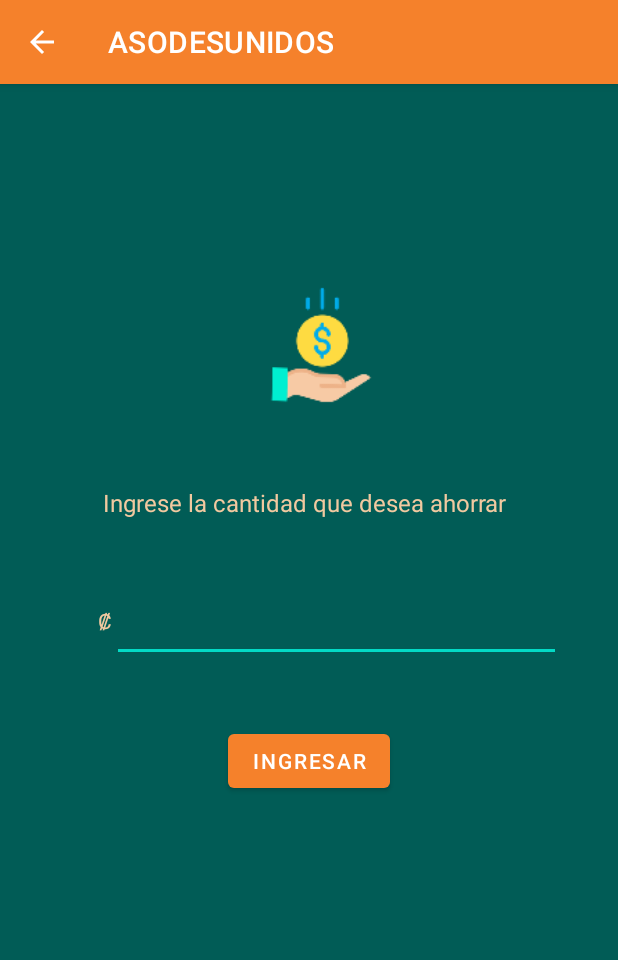
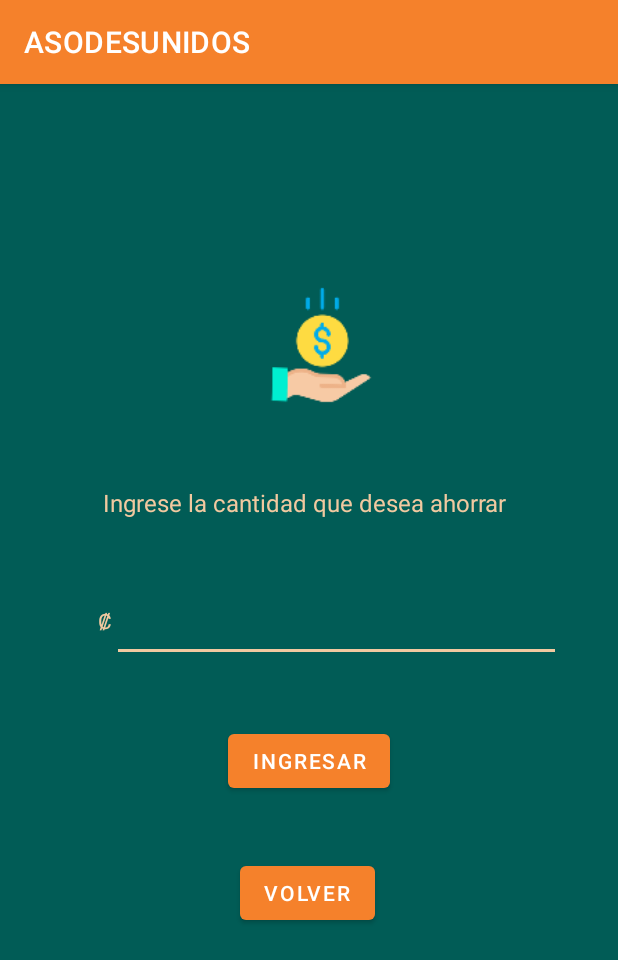
Before and after one commit to adriansm1222/asodesunidosRep, an Android app: the IngresaAhorro screen opened directly, with no data from a screen before it, on a phone screen of 412 x 824 dp. Shown: the top 960 px of the screen. Run offline under Robolectric (Android 15) with nearby library versions, the light colour scheme and no system bars; 1 statement that could not run was skipped.

Commit message:
Cambios finales Leo

```diff
--- a/ASODESUNIDOS/app/src/main/AndroidManifest.xml
+++ b/ASODESUNIDOS/app/src/main/AndroidManifest.xml
@@ -13,12 +13,10 @@
         tools:targetApi="31">
         <activity
             android:name=".IngresaAhorro"
-            android:exported="false"
-            android:parentActivityName="GestionaAhorros"/>
+            android:exported="false"/>
         <activity
             android:name=".GestionaAhorros"
-            android:exported="false"
-            android:parentActivityName="PantallaPrincipalClienteActivity"/>
+            android:exported="false" />
         <activity
             android:name=".PantallaPrincipalClienteActivity"
             android:exported="false"
--- a/ASODESUNIDOS/app/src/main/java/com/example/asodesunidos/IngresaAhorro.java
+++ b/ASODESUNIDOS/app/src/main/java/com/example/asodesunidos/IngresaAhorro.java
@@ -3,6 +3,7 @@ package com.example.asodesunidos;
 import androidx.appcompat.app.AppCompatActivity;
 
 import android.annotation.SuppressLint;
+import android.app.Activity;
 import android.content.ContentValues;
 import android.content.Intent;
 import android.database.Cursor;
@@ -25,7 +26,7 @@ public class IngresaAhorro extends AppCompatActivity {
     String current = "";
 
     Button button;
-
+    Button buttonVolver;
     Float monto;
     Float ahorroActual;
     Float salarioCliente;
@@ -41,14 +42,13 @@ public class IngresaAhorro extends AppCompatActivity {
         Intent intent = getIntent();
         usuario = intent.getStringExtra(GestionaAhorros.CEDULA);
         tipoAhorro = intent.getStringExtra(GestionaAhorros.TIPOAHORRO);
-        Toast.makeText(this, usuario, Toast.LENGTH_SHORT).show();
 
         textViewTipoAhorro = findViewById(R.id.textViewTipoAhorro);
 
         editTextNumber = findViewById(R.id.editTextNumber);
 
         button = findViewById(R.id.button);
-
+        buttonVolver = findViewById(R.id.ButtonVolver);
         tituloVentana();
         addListeners();
 
@@ -70,6 +70,10 @@ public class IngresaAhorro extends AppCompatActivity {
                             if (salarioCliente >= monto) {
                                 modificarSalario();
                                 insertarAhorro();
+                                //DEVUELVE VALORES A ACTIVITY ANTERIOR
+                                Intent intent = new Intent();
+                                intent.putExtra("CEDULA", usuario);
+                                setResult(Activity.RESULT_OK, intent);
                                 finish();
                             }
                             else{
@@ -89,7 +93,11 @@ public class IngresaAhorro extends AppCompatActivity {
 
             }
         });
-
+        buttonVolver.setOnClickListener(new View.OnClickListener() {
+            public void onClick(View v) {
+                finish();
+            }
+        });
     }
 
     public void verificaSalario(){
--- a/ASODESUNIDOS/app/src/main/res/layout/activity_ingresa_ahorro.xml
+++ b/ASODESUNIDOS/app/src/main/res/layout/activity_ingresa_ahorro.xml
@@ -80,6 +80,7 @@
             android:id="@+id/editTextNumber"
             android:layout_width="299dp"
             android:layout_height="match_parent"
+            android:backgroundTint="#f1c9a0"
             android:ems="10"
             android:inputType="number"
             android:textAlignment="center"
@@ -87,5 +88,15 @@
             tools:ignore="SpeakableTextPresentCheck" />
     </LinearLayout>
 
+    <Button
+        android:id="@+id/ButtonVolver"
+        android:layout_width="wrap_content"
+        android:layout_height="wrap_content"
+        android:layout_marginStart="160dp"
+        android:layout_marginTop="40dp"
+        android:text="Volver"
+        app:layout_constraintStart_toStartOf="parent"
+        app:layout_constraintTop_toBottomOf="@+id/button" />
+
 
 </androidx.constraintlayout.widget.ConstraintLayout>
```
Also changed, not shown: ASODESUNIDOS/app/src/main/java/com/example/asodesunidos/GestionaAhorros.java (+21 -1 lines), ASODESUNIDOS/app/src/main/res/layout/activity_gestiona_ahorros.xml (+11 -0 lines).
